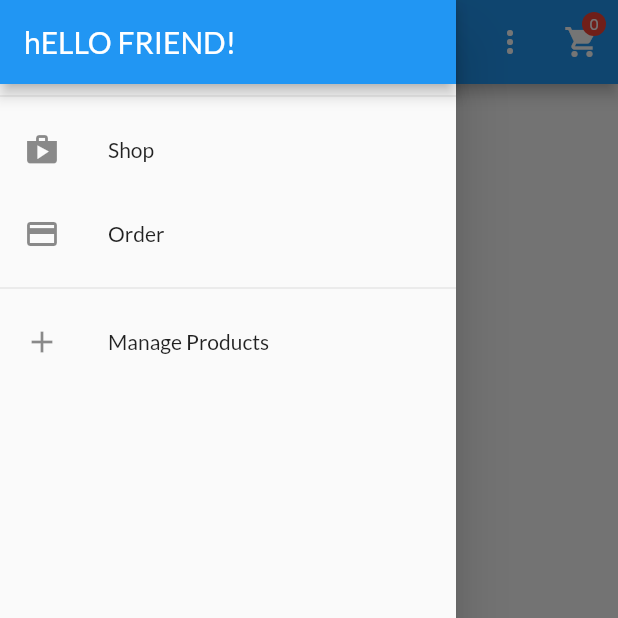
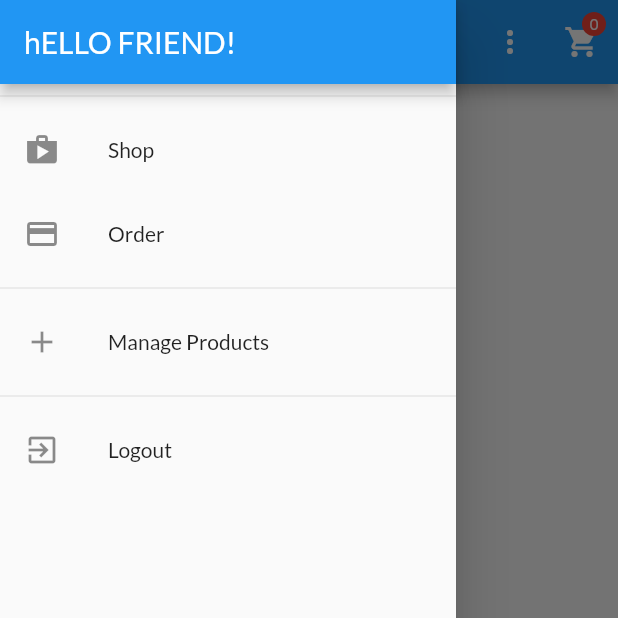
Before and after one commit to hjk1996/udemy_shop_app, a Flutter app: the ProductOverviewScreen screen opened by its route, with the side drawer open, on a phone screen of 412 x 824 dp, the top half of it. Run offline on Flutter 3.47's test engine with Material 2 defaults, Android fonts, the phone set to English and light mode, and no system bars; network calls fail.

Commit message:
add autologout and patch product overview screen with futurebuilder

```diff
--- a/lib/providers/auth.dart
+++ b/lib/providers/auth.dart
@@ -1,4 +1,5 @@
 import 'dart:convert';
+import 'dart:async';
 
 import 'package:flutter/material.dart';
 import 'package:http/http.dart' as http;
@@ -6,9 +7,13 @@ import 'package:http/http.dart' as http;
 import '../models/http_exception.dart';
 
 class Auth with ChangeNotifier {
+  final BuildContext context;
   String? _token;
   DateTime? _expiryDate;
   String? _userId;
+  Timer? _authTimer;
+
+  Auth(this.context);
 
   // 토큰이 있고 토큰이 만료되지 않았다면 유저는 authenticated 된 것임.
   bool get isAuth {
@@ -55,6 +60,7 @@ class Auth with ChangeNotifier {
       // 따라서 토큰의 만료 시간은 현재 시간에 expiresIn을 더해준 값으로 설정함.
       _expiryDate = DateTime.now()
           .add(Duration(seconds: int.parse(resBody['expiresIn'])));
+      _autoLogout();
       notifyListeners();
     } catch (error) {
       print(error);
@@ -69,4 +75,29 @@ class Auth with ChangeNotifier {
   Future<void> signIn(String email, String password) async {
     return _authenticate(email, password, "signInWithPassword");
   }
+
+  // auth 정보를 모두 지움으로써 logout
+  void logout() {
+    _token = null;
+    _userId = null;
+    _expiryDate = null;
+    if (_authTimer != null) {
+      _authTimer!.cancel();
+      _authTimer = null;
+    }
+    print("logout time passed");
+    notifyListeners();
+  }
+
+  void _autoLogout() {
+    // 이미 타이머가 있는 경우
+    if (_authTimer != null) {
+      // 타이머를 취소시킴
+      _authTimer!.cancel();
+    }
+
+    final timeToExpiry = _expiryDate!.difference(DateTime.now()).inSeconds;
+    // Timer는 입력한 시간이 지나면 전달받은 함수를 실행시킴.
+    _authTimer = Timer(Duration(seconds: timeToExpiry), logout);
+  }
 }
--- a/lib/providers/orders.dart
+++ b/lib/providers/orders.dart
@@ -23,11 +23,13 @@ class OrderItem {
 }
 
 class Orders with ChangeNotifier {
-  String? authToken;
+  final String? authToken;
+  final String? userId;
   List<OrderItem> _orders = [];
 
   Orders(
     this.authToken,
+    this.userId,
     this._orders,
   );
 
@@ -37,7 +39,7 @@ class Orders with ChangeNotifier {
 
   Future<void> fetchAndSetOrders() async {
     final url = Uri.parse(
-        'https://udemy-shop-app-dd13c-default-rtdb.firebaseio.com/orders.json?auth=$authToken');
+        'https://udemy-shop-app-dd13c-default-rtdb.firebaseio.com/orders/$userId.json?auth=$authToken');
 
     try {
       final res = await http.get(url);
@@ -74,7 +76,7 @@ class Orders with ChangeNotifier {
 
   Future<void> addOrder(List<CartItem> cartProducts, double total) async {
     final url = Uri.parse(
-        'https://udemy-shop-app-dd13c-default-rtdb.firebaseio.com/orders.json?auth=$authToken');
+        'https://udemy-shop-app-dd13c-default-rtdb.firebaseio.com/orders/$userId.json?auth=$authToken');
 
     try {
       final now = DateTime.now();
--- a/lib/screens/products_overview_screen.dart
+++ b/lib/screens/products_overview_screen.dart
@@ -25,27 +25,10 @@ class ProductOverviewScreen extends StatefulWidget {
 
 class _ProductOverviewScreenState extends State<ProductOverviewScreen> {
   var _showOnlyFavorites = false;
-  var _isLoading = false;
 
   @override
   void initState() {
     super.initState();
-  }
-
-  @override
-  void didChangeDependencies() {
-    setState(() {
-      _isLoading = true;
-    });
-    Provider.of<Products>(context, listen: false)
-        .fetchAndSetProducts()
-        .then((_) {
-      setState(() {
-        _isLoading = false;
-      });
-    });
-
-    super.didChangeDependencies();
   }
 
   @override
@@ -97,11 +80,19 @@ class _ProductOverviewScreenState extends State<ProductOverviewScreen> {
       ),
       // drawer는 옆에서 튀어나오는 햄버거 메뉴
       drawer: AppDrawer(),
-      body: _isLoading
-          ? Center(
+      body: FutureBuilder(
+        future:
+            Provider.of<Products>(context, listen: false).fetchAndSetProducts(),
+        builder: (ctx, snapshot) {
+          if (snapshot.connectionState == ConnectionState.waiting) {
+            return Center(
               child: CircularProgressIndicator(),
-            )
-          : ProductsGrid(_showOnlyFavorites),
+            );
+          } else {
+            return ProductsGrid(_showOnlyFavorites);
+          }
+        },
+      ),
     );
   }
 }
--- a/lib/widgets/app_drawer.dart
+++ b/lib/widgets/app_drawer.dart
@@ -1,6 +1,8 @@
 import 'package:flutter/material.dart';
+import 'package:provider/provider.dart';
 import '../screens/orders_screen.dart';
 import '../screens/user_products_screen.dart';
+import '../providers/auth.dart';
 
 class AppDrawer extends StatelessWidget {
   @override
@@ -37,6 +39,15 @@ class AppDrawer extends StatelessWidget {
                   .pushReplacementNamed(UserProductsScreen.routeName);
             },
           ),
+          Divider(),
+          ListTile(
+            leading: Icon(Icons.exit_to_app),
+            title: Text('Logout'),
+            onTap: () {
+              Provider.of<Auth>(context, listen: false).logout();
+              Navigator.of(context).pushReplacementNamed('/');
+            },
+          ),
         ],
       ),
     );
```
Also changed, not shown: lib/main.dart (+8 -5 lines).
